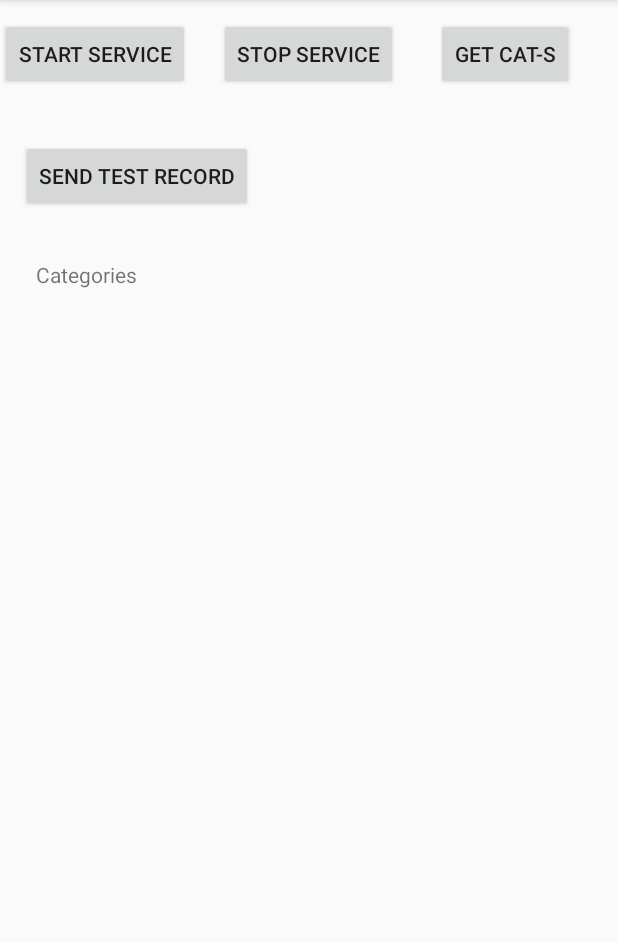
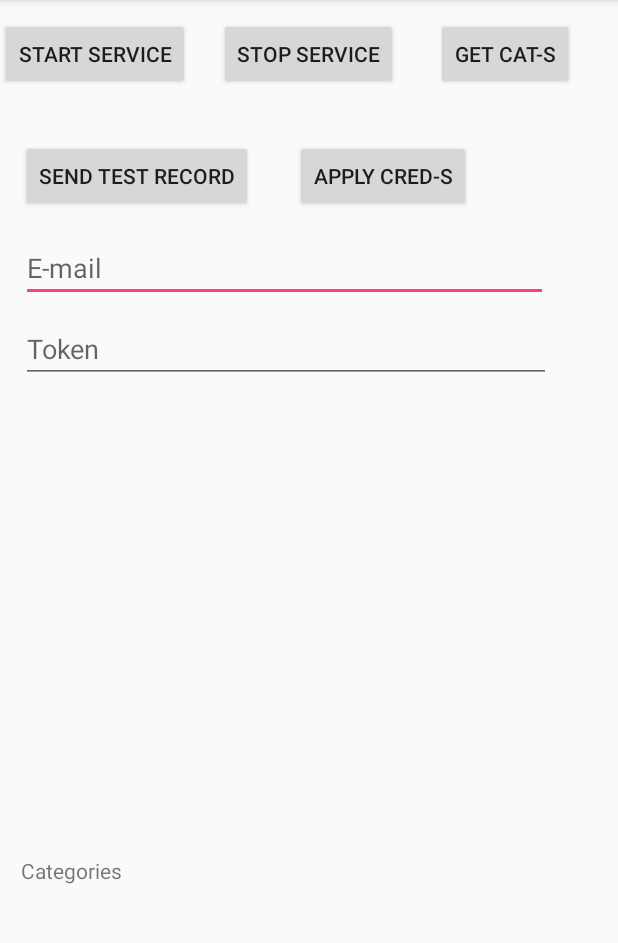
Before and after one commit to igordotsenko/WalletAssistant, an Android app: the screen it shows after launch (MainActivity), after a tap on "GET CAT-S", on a phone screen of 412 x 824 dp, the part 84-1027 px from its top. Run offline under Robolectric (Android 15) with nearby library versions, the phone set to English and light mode, and no system bars; 2 statements that could not run were skipped.

Commit message:
Credentials configurability

```diff
--- a/app/src/main/java/com/kindhomeless/wa/walletassistant/MainActivity.java
+++ b/app/src/main/java/com/kindhomeless/wa/walletassistant/MainActivity.java
@@ -13,21 +13,26 @@ import android.support.annotation.RequiresApi;
 import android.support.v4.content.ContextCompat;
 import android.support.v7.app.AppCompatActivity;
 import android.util.Log;
+import android.view.View;
+import android.widget.EditText;
 import android.widget.TextView;
 import android.widget.Toast;
 
 import com.kindhomeless.wa.walletassistant.components.SmsListenerService;
+import com.kindhomeless.wa.walletassistant.logic.credentials.Credentials;
+import com.kindhomeless.wa.walletassistant.logic.credentials.CredentialsManager;
+import com.kindhomeless.wa.walletassistant.logic.credentials.EmptyCredentialsException;
 import com.kindhomeless.wa.walletassistant.model.Category;
 import com.kindhomeless.wa.walletassistant.model.Record;
-import com.kindhomeless.wa.walletassistant.repo.WalletApi;
+import com.kindhomeless.wa.walletassistant.repo.api.WalletApiManager;
+import com.kindhomeless.wa.walletassistant.repo.api.WalletApiManagerImpl;
+import com.kindhomeless.wa.walletassistant.util.ToastUtils;
 
 import java.util.List;
 
 import retrofit2.Call;
 import retrofit2.Callback;
 import retrofit2.Response;
-import retrofit2.Retrofit;
-import retrofit2.converter.gson.GsonConverterFactory;
 
 import static com.kindhomeless.wa.walletassistant.util.Constants.APP_TAG;
 import static com.kindhomeless.wa.walletassistant.util.Constants.CHANNEL_ID;
@@ -35,8 +40,10 @@ import static com.kindhomeless.wa.walletassistant.util.Constants.REQUEST_CODE_AS
 import static java.util.Collections.singletonList;
 
 public class MainActivity extends AppCompatActivity {
-    private WalletApi walletApi;
+    private WalletApiManager walletApiManager;
     private TextView categoriesTextView;
+    private EditText emailEditText;
+    private EditText tokenEditText;
 
     @Override
     protected void onCreate(Bundle savedInstanceState) {
@@ -45,19 +52,32 @@ public class MainActivity extends AppCompatActivity {
 
         requestSMSPermission(this);
         createNotificationChannel();
-        walletApi = buildWalletApiClient();
+        walletApiManager = new WalletApiManagerImpl(this);
 
-        findViewById(R.id.get_categories_button).setOnClickListener(v ->
-                walletApi.listAllCategories().enqueue(new CategoriesListCallback()));
-        findViewById(R.id.send_test_record_button).setOnClickListener(v ->
-                walletApi.postRecord(singletonList(new Record())).enqueue(new PostRecordCallback()));
-        findViewById(R.id.start_service_button).setOnClickListener(v ->
-                startService(new Intent(getApplicationContext(), SmsListenerService.class)));
-        findViewById(R.id.stop_service_button).setOnClickListener(v ->
-                stopService(new Intent(getApplicationContext(), SmsListenerService.class)));
+        initializeUiElements();
+    }
 
+    private void initializeUiElements() {
+        findViewById(R.id.get_categories_button).setOnClickListener(v -> listAllCategories());
+        findViewById(R.id.send_test_record_button).setOnClickListener(v -> sendTestRecord());
+        findViewById(R.id.start_service_button).setOnClickListener(v -> startSmsListenerService());
+        findViewById(R.id.stop_service_button).setOnClickListener(v -> stopSmsListenerService());
+        findViewById(R.id.apply_credentials_button)
+                .setOnClickListener(new ApplyCredentialsButtonListener());
+
+        emailEditText = findViewById(R.id.e_mail_edit_text);
+        tokenEditText = findViewById(R.id.token_edit_text);
         categoriesTextView = findViewById(R.id.categories);
     }
+
+    private void startSmsListenerService() {
+        startService(new Intent(getApplicationContext(), SmsListenerService.class));
+    }
+
+    private void stopSmsListenerService() {
+        stopService(new Intent(getApplicationContext(), SmsListenerService.class));
+    }
+
 
     @RequiresApi(api = Build.VERSION_CODES.M)
     private void requestSMSPermission(@NonNull Activity activity) {
@@ -76,22 +96,17 @@ public class MainActivity extends AppCompatActivity {
                 && !activity.shouldShowRequestPermissionRationale(permission);
     }
 
-    private WalletApi buildWalletApiClient() {
-        return new Retrofit.Builder()
-                .baseUrl("https://api.budgetbakers.com/api/v1/")
-                .addConverterFactory(GsonConverterFactory.create())
-                .build()
-                .create(WalletApi.class);
-    }
-
     private void createNotificationChannel() {
         if (Build.VERSION.SDK_INT >= Build.VERSION_CODES.O) {
-            CharSequence name = getString(R.string.notification_channel_name);
-            String description = getString(R.string.notification_channel_description);
-            int importance = NotificationManager.IMPORTANCE_DEFAULT;
+            CharSequence notificationChannelName = getString(R.string.notification_channel_name);
+            String notificationChannelDescriptor = getString(R.string.notification_channel_description);
+            int notificationImportance = NotificationManager.IMPORTANCE_DEFAULT;
 
-            NotificationChannel channel = new NotificationChannel(CHANNEL_ID, name, importance);
-            channel.setDescription(description);
+            NotificationChannel channel = new NotificationChannel(
+                    CHANNEL_ID,
+                    notificationChannelName,
+                    notificationImportance);
+            channel.setDescription(notificationChannelDescriptor);
 
             NotificationManager notificationManager = getSystemService(NotificationManager.class);
             if (notificationManager != null) {
@@ -143,4 +158,29 @@ public class MainActivity extends AppCompatActivity {
             Toast.makeText(MainActivity.this, message, Toast.LENGTH_LONG).show();
         }
     }
+
+    private void sendTestRecord() {
+        walletApiManager.postRecord(singletonList(new Record()), new PostRecordCallback());
+    }
+
+    private void listAllCategories() {
+        walletApiManager.listAllCategories(new CategoriesListCallback());
+    }
+
+    private class ApplyCredentialsButtonListener implements View.OnClickListener {
+        @Override
+        public void onClick(View v) {
+            try {
+                CredentialsManager.getInstance().saveCredentials(MainActivity.this, buildCredentials());
+            } catch (EmptyCredentialsException e) {
+                ToastUtils.showToastAndLogError(MainActivity.this, "Error on credential saving", e);
+            }
+        }
+
+        private Credentials buildCredentials() throws EmptyCredentialsException {
+            return new Credentials(
+                    emailEditText.getText().toString(),
+                    tokenEditText.getText().toString());
+        }
+    }
 }
--- /dev/null
+++ b/app/src/main/java/com/kindhomeless/wa/walletassistant/logic/credentials/Credentials.java
@@ -0,0 +1,31 @@
+package com.kindhomeless.wa.walletassistant.logic.credentials;
+
+import static android.text.TextUtils.isEmpty;
+
+public class Credentials {
+    private final String email;
+    private final String token;
+
+    public Credentials(String email, String token) throws EmptyCredentialsException {
+        validateCredential(email, "email");
+        validateCredential(token, "token");
+        this.email = email;
+        this.token = token;
+    }
+
+    public String getEmail() {
+        return email;
+    }
+
+    public String getToken() {
+        return token;
+    }
+
+    private void validateCredential(String credential, String credentialName)
+            throws EmptyCredentialsException {
+
+        if (isEmpty(credential)) {
+            throw new EmptyCredentialsException(String.format("%s is not entered", credentialName));
+        }
+    }
+}
--- /dev/null
+++ b/app/src/main/java/com/kindhomeless/wa/walletassistant/logic/credentials/CredentialsManager.java
@@ -0,0 +1,36 @@
+package com.kindhomeless.wa.walletassistant.logic.credentials;
+
+import android.content.Context;
+import android.content.SharedPreferences;
+
+import static android.content.Context.MODE_PRIVATE;
+
+public class CredentialsManager {
+    private static final String GLOBAL_SHARED_PREFS_NAME = "com.kindhomeless.wa.walletassistant.GLOBAL_SHARED_PREFS";
+    private static final String E_MAIL_SHARED_PREFS_KEY = "credentials_email";
+    private static final String TOKEN_SHARED_PREFS_KEY = "credentials_token";
+    private static final CredentialsManager ourInstance = new CredentialsManager();
+
+    public static CredentialsManager getInstance() {
+        return ourInstance;
+    }
+
+    private CredentialsManager() {
+    }
+
+    public Credentials getCredentials(Context context) throws EmptyCredentialsException {
+        SharedPreferences sharedPreferences
+                = context.getSharedPreferences(GLOBAL_SHARED_PREFS_NAME, MODE_PRIVATE);
+
+        return new Credentials(
+                sharedPreferences.getString(E_MAIL_SHARED_PREFS_KEY, null),
+                sharedPreferences.getString(TOKEN_SHARED_PREFS_KEY, null));
+    }
+
+    public void saveCredentials(Context context, Credentials credentials) {
+        context.getSharedPreferences(GLOBAL_SHARED_PREFS_NAME, MODE_PRIVATE).edit()
+                .putString(E_MAIL_SHARED_PREFS_KEY, credentials.getEmail())
+                .putString(TOKEN_SHARED_PREFS_KEY, credentials.getToken())
+                .apply();
+    }
+}
--- /dev/null
+++ b/app/src/main/java/com/kindhomeless/wa/walletassistant/logic/credentials/EmptyCredentialsException.java
@@ -0,0 +1,7 @@
+package com.kindhomeless.wa.walletassistant.logic.credentials;
+
+public class EmptyCredentialsException extends Exception {
+    public EmptyCredentialsException(String message) {
+        super(message);
+    }
+}
--- a/app/src/main/java/com/kindhomeless/wa/walletassistant/util/transformer/TextToPaymentSmsTransformer.java
+++ b/app/src/main/java/com/kindhomeless/wa/walletassistant/logic/transformer/TextToPaymentSmsTransformer.java
@@ -1,4 +1,4 @@
-package com.kindhomeless.wa.walletassistant.util.transformer;
+package com.kindhomeless.wa.walletassistant.logic.transformer;
 
 import android.support.annotation.NonNull;
 
--- a/app/src/main/java/com/kindhomeless/wa/walletassistant/util/transformer/TextToPaymentSmsTransformerImpl.java
+++ b/app/src/main/java/com/kindhomeless/wa/walletassistant/logic/transformer/TextToPaymentSmsTransformerImpl.java
@@ -1,4 +1,4 @@
-package com.kindhomeless.wa.walletassistant.util.transformer;
+package com.kindhomeless.wa.walletassistant.logic.transformer;
 
 import android.support.annotation.NonNull;
 
@@ -19,10 +19,10 @@ public class TextToPaymentSmsTransformerImpl implements TextToPaymentSmsTransfor
     @Override
     public PaymentSms transform(@NonNull String paymentSmsText) throws TransformationException {
         if (!paymentSmsText.startsWith(UAH_PAYMENT_PREFIX)) {
-            throw new TransformationException("Is not a UAH payment");
+            throw new TransformationException("Is not an UAH payment");
         }
         String[] parts = getParts(paymentSmsText);
-        return new PaymentSms(getAmount(parts));
+        return new PaymentSms(paymentSmsText, getAmount(parts));
     }
 
     private String[] getParts(String paymentSmsTest) throws TransformationException {
--- a/app/src/main/java/com/kindhomeless/wa/walletassistant/util/transformer/TransformationException.java
+++ b/app/src/main/java/com/kindhomeless/wa/walletassistant/logic/transformer/TransformationException.java
@@ -1,4 +1,4 @@
-package com.kindhomeless.wa.walletassistant.util.transformer;
+package com.kindhomeless.wa.walletassistant.logic.transformer;
 
 public class TransformationException extends Exception {
     public TransformationException(String message) {
--- a/app/src/main/java/com/kindhomeless/wa/walletassistant/repo/WalletApi.java
+++ /dev/null
@@ -1,26 +0,0 @@
-package com.kindhomeless.wa.walletassistant.repo;
-
-import com.kindhomeless.wa.walletassistant.model.Category;
-import com.kindhomeless.wa.walletassistant.model.Record;
-
-import java.util.List;
-
-import retrofit2.Call;
-import retrofit2.http.Body;
-import retrofit2.http.GET;
-import retrofit2.http.Headers;
-import retrofit2.http.POST;
-
-public interface WalletApi {
-    String CONTENT_TYPE_HEADER = "Content-Type:application/json";
-    String TOKEN_HEADER = "X-Token:f9ac1374-80bc-4fac-913c-f74a6985d9d0";
-    String USER_HEADER = "X-User:dotsenko.kyiv@gmail.com";
-
-    @Headers({CONTENT_TYPE_HEADER, TOKEN_HEADER, USER_HEADER})
-    @GET("categories")
-    Call<List<Category>> listAllCategories();
-
-    @Headers({CONTENT_TYPE_HEADER, TOKEN_HEADER, USER_HEADER})
-    @POST("records-bulk")
-    Call<Void> postRecord(@Body List<Record> record);
-}
--- /dev/null
+++ b/app/src/main/java/com/kindhomeless/wa/walletassistant/repo/api/WalletApiClient.java
@@ -0,0 +1,31 @@
+package com.kindhomeless.wa.walletassistant.repo.api;
+
+import retrofit2.Retrofit;
+import retrofit2.converter.gson.GsonConverterFactory;
+
+
+class WalletApiClient {
+    private static final String WALLET_API_BASE_URL = "https://api.budgetbakers.com/api/v1/";
+    private static final WalletApiClient instance = new WalletApiClient();
+    private WalletApiRetrofit apiClient;
+
+    static WalletApiClient getInstance() {
+        return instance;
+    }
+
+    private WalletApiClient() {
+        apiClient = buildWalletApiClient();
+    }
+
+    public WalletApiRetrofit getRetrofitClient() {
+        return apiClient;
+    }
+
+    private static WalletApiRetrofit buildWalletApiClient() {
+        return new Retrofit.Builder()
+                .baseUrl(WALLET_API_BASE_URL)
+                .addConverterFactory(GsonConverterFactory.create())
+                .build()
+                .create(WalletApiRetrofit.class);
+    }
+}
--- /dev/null
+++ b/app/src/main/java/com/kindhomeless/wa/walletassistant/repo/api/WalletApiManager.java
@@ -0,0 +1,15 @@
+package com.kindhomeless.wa.walletassistant.repo.api;
+
+import com.kindhomeless.wa.walletassistant.model.Category;
+import com.kindhomeless.wa.walletassistant.model.Record;
+
+import java.util.List;
+
+import retrofit2.Callback;
+
+public interface WalletApiManager {
+
+    void listAllCategories(Callback<List<Category>> callback);
+
+    void postRecord(List<Record> record, Callback<Void> callback);
+}
--- /dev/null
+++ b/app/src/main/java/com/kindhomeless/wa/walletassistant/repo/api/WalletApiManagerImpl.java
@@ -0,0 +1,54 @@
+package com.kindhomeless.wa.walletassistant.repo.api;
+
+import android.content.Context;
+
+import com.kindhomeless.wa.walletassistant.logic.credentials.Credentials;
+import com.kindhomeless.wa.walletassistant.logic.credentials.CredentialsManager;
+import com.kindhomeless.wa.walletassistant.logic.credentials.EmptyCredentialsException;
+import com.kindhomeless.wa.walletassistant.model.Category;
+import com.kindhomeless.wa.walletassistant.model.Record;
+import com.kindhomeless.wa.walletassistant.util.ToastUtils;
+
+import java.lang.ref.WeakReference;
+import java.util.List;
+
+import retrofit2.Callback;
+
+public class WalletApiManagerImpl implements WalletApiManager {
+    private final WalletApiRetrofit walletApiRetrofit;
+    private final CredentialsManager credentialsManager;
+    private final WeakReference<Context> context;
+
+    public WalletApiManagerImpl(Context context) {
+        this.walletApiRetrofit = WalletApiClient.getInstance().getRetrofitClient();
+        this.credentialsManager = CredentialsManager.getInstance();
+        this.context = new WeakReference<>(context);
+    }
+
+    public void listAllCategories(Callback<List<Category>> callback) {
+        Credentials credentials = retrieveCredentials();
+        if (credentials != null) {
+            walletApiRetrofit
+                    .listAllCategories(credentials.getEmail(), credentials.getToken())
+                    .enqueue(callback);
+        }
+    }
+
+    public void postRecord(List<Record> record, Callback<Void> callback) {
+        Credentials credentials = retrieveCredentials();
+        if (credentials != null) {
+            walletApiRetrofit
+                    .postRecord(credentials.getEmail(), credentials.getToken(), record)
+                    .enqueue(callback);
+        }
+    }
+
+    private Credentials retrieveCredentials() {
+        try {
+            return credentialsManager.getCredentials(context.get());
+        } catch (EmptyCredentialsException e) {
+            ToastUtils.showToastAndLogError(context.get(), "Error on credentials retrieving", e);
+            return null;
+        }
+    }
+}
--- /dev/null
+++ b/app/src/main/java/com/kindhomeless/wa/walletassistant/repo/api/WalletApiRetrofit.java
@@ -0,0 +1,31 @@
+package com.kindhomeless.wa.walletassistant.repo.api;
+
+import com.kindhomeless.wa.walletassistant.model.Category;
+import com.kindhomeless.wa.walletassistant.model.Record;
+
+import java.util.List;
+
+import retrofit2.Call;
+import retrofit2.http.Body;
+import retrofit2.http.GET;
+import retrofit2.http.Header;
+import retrofit2.http.Headers;
+import retrofit2.http.POST;
+
+interface WalletApiRetrofit {
+    String CONTENT_TYPE_HEADER = "Content-Type:application/json";
+    String USER_HEADER = "X-User";
+    String TOKEN_HEADER = "X-Token";
+
+    @Headers({CONTENT_TYPE_HEADER})
+    @GET("categories")
+    Call<List<Category>> listAllCategories(@Header(USER_HEADER) String email,
+                                           @Header(TOKEN_HEADER) String token);
+
+    @Headers({CONTENT_TYPE_HEADER})
+    @POST("records-bulk")
+    Call<Void> postRecord(@Header(USER_HEADER) String email,
+                          @Header(TOKEN_HEADER) String token,
+                          @Body List<Record> record);
+
+}
--- a/app/src/main/java/com/kindhomeless/wa/walletassistant/util/Constants.java
+++ b/app/src/main/java/com/kindhomeless/wa/walletassistant/util/Constants.java
@@ -5,7 +5,6 @@ public final class Constants {
     public static final int REQUEST_CODE_ASK_PERMISSIONS = 123;
     public static final String CHANNEL_ID = "wallet_assistant_channel_id";
     public static final String SMS_TEXT_EXTRA = "sms_text_extra";
-    public static final String WALLET_API_BASE_URL = "https://api.budgetbakers.com/api/v1/";
 
     private Constants() {}
 }
--- a/app/src/main/res/layout/activity_main.xml
+++ b/app/src/main/res/layout/activity_main.xml
@@ -21,10 +21,9 @@
         android:id="@+id/categories"
         android:layout_width="wrap_content"
         android:layout_height="wrap_content"
-        android:layout_alignParentStart="true"
-        android:layout_alignParentTop="true"
-        android:layout_marginStart="24dp"
-        android:layout_marginTop="173dp"
+        android:layout_alignParentBottom="true"
+        android:layout_alignStart="@+id/send_test_record_button"
+        android:layout_marginBottom="178dp"
         android:text="@string/categories_text_view"
         app:layout_constraintBottom_toBottomOf="parent"
         app:layout_constraintLeft_toLeftOf="parent"
@@ -63,4 +62,35 @@
         android:layout_marginTop="93dp"
         android:text="@string/send_test_record_button" />
 
+    <EditText
+        android:id="@+id/e_mail_edit_text"
+        android:layout_width="351dp"
+        android:layout_height="wrap_content"
+        android:layout_alignParentTop="true"
+        android:layout_alignStart="@+id/categories"
+        android:layout_marginTop="156dp"
+        android:ems="10"
+        android:inputType="textEmailAddress"
+        android:hint="@string/e_mail_hint" />
+
+    <EditText
+        android:id="@+id/token_edit_text"
+        android:layout_width="353dp"
+        android:layout_height="wrap_content"
+        android:layout_alignParentTop="true"
+        android:layout_alignStart="@+id/categories"
+        android:layout_marginTop="210dp"
+        android:ems="10"
+        android:inputType="textPersonName"
+        android:hint="@string/token_hint" />
+
+    <Button
+        android:id="@+id/apply_credentials_button"
+        android:layout_width="wrap_content"
+        android:layout_height="wrap_content"
+        android:layout_alignParentEnd="true"
+        android:layout_alignTop="@+id/send_test_record_button"
+        android:layout_marginEnd="98dp"
+        android:text="@string/apply_credentials_button" />
+
 </RelativeLayout>
--- a/app/src/main/res/values/strings.xml
+++ b/app/src/main/res/values/strings.xml
@@ -9,6 +9,9 @@
     <string name="categories_text_view">Categories</string>
     <string name="stop_service_button">Stop Service</string>
     <string name="send_test_record_button">Send test record</string>
+    <string name="e_mail_hint">E-mail</string>
+    <string name="token_hint">Token</string>
+    <string name="apply_credentials_button">Apply Cred-s</string>
 
     <!-- Record Post Activity -->
     <string name="payment_amount_header">Payment Amount:</string>
```
Also changed, not shown: app/src/main/java/com/kindhomeless/wa/walletassistant/components/RecordPostActivity.java (+45 -31 lines), app/src/main/java/com/kindhomeless/wa/walletassistant/model/PaymentSms.java (+7 -1 lines), 1 other file.
